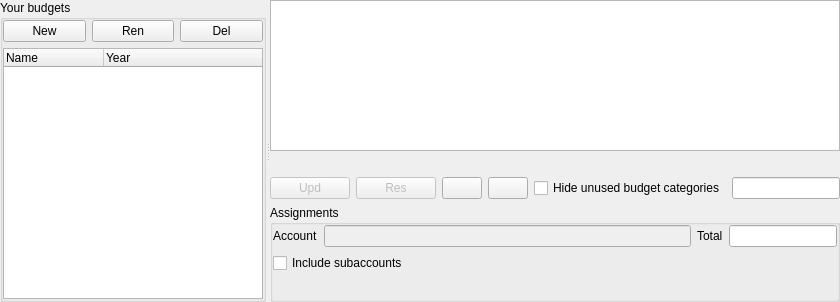
First picture: the form in kmymoney/plugins/views/budget/kbudgetview.ui, repository KDE/kmymoney, before the edit.
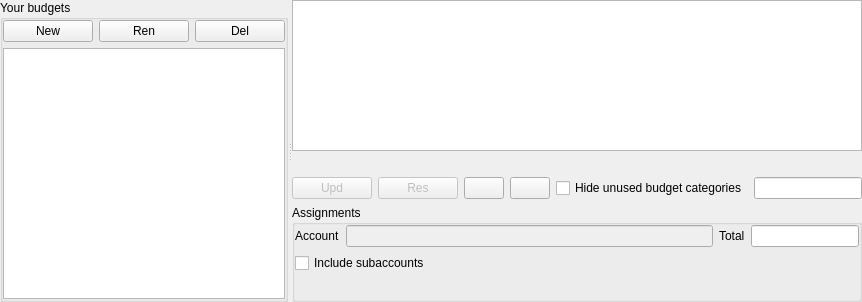
Second picture: the form after the edit. Custom widgets are drawn as their Qt base class.

Commit message: Get initial port of budget view

Diff of the .ui file:
```diff
--- a/kmymoney/plugins/views/budget/kbudgetview.ui
+++ b/kmymoney/plugins/views/budget/kbudgetview.ui
@@ -6,7 +6,7 @@
    <rect>
     <x>0</x>
     <y>0</y>
-    <width>840</width>
+    <width>862</width>
     <height>302</height>
    </rect>
   </property>
@@ -86,26 +86,22 @@
         </layout>
        </item>
        <item>
-        <widget class="QTreeWidget" name="m_budgetList">
+        <widget class="QTableView" name="m_budgetList">
          <property name="alternatingRowColors">
           <bool>true</bool>
          </property>
-         <property name="rootIsDecorated">
+         <property name="selectionMode">
+          <enum>QAbstractItemView::SingleSelection</enum>
+         </property>
+         <property name="selectionBehavior">
+          <enum>QAbstractItemView::SelectRows</enum>
+         </property>
+         <property name="sortingEnabled">
+          <bool>true</bool>
+         </property>
+         <attribute name="verticalHeaderVisible">
           <bool>false</bool>
-         </property>
-         <property name="allColumnsShowFocus">
-          <bool>true</bool>
-         </property>
-         <column>
-          <property name="text">
-           <string comment="@title header of the budget name column">Name</string>
-          </property>
-         </column>
-         <column>
-          <property name="text">
-           <string>Year</string>
-          </property>
-         </column>
+         </attribute>
         </widget>
        </item>
       </layout>
@@ -308,7 +304,7 @@
   </customwidget>
   <customwidget>                                   
    <class>AmountEdit</class>
-   <extends>QLineEdit</extends>                   
+   <extends>QLineEdit</extends>
    <header location="global">amountedit.h</header>
   </customwidget>
   <customwidget>
```
Left out of the diff: 8 changed lines with no effect on the pictures. The commit also changes 10 other files.
